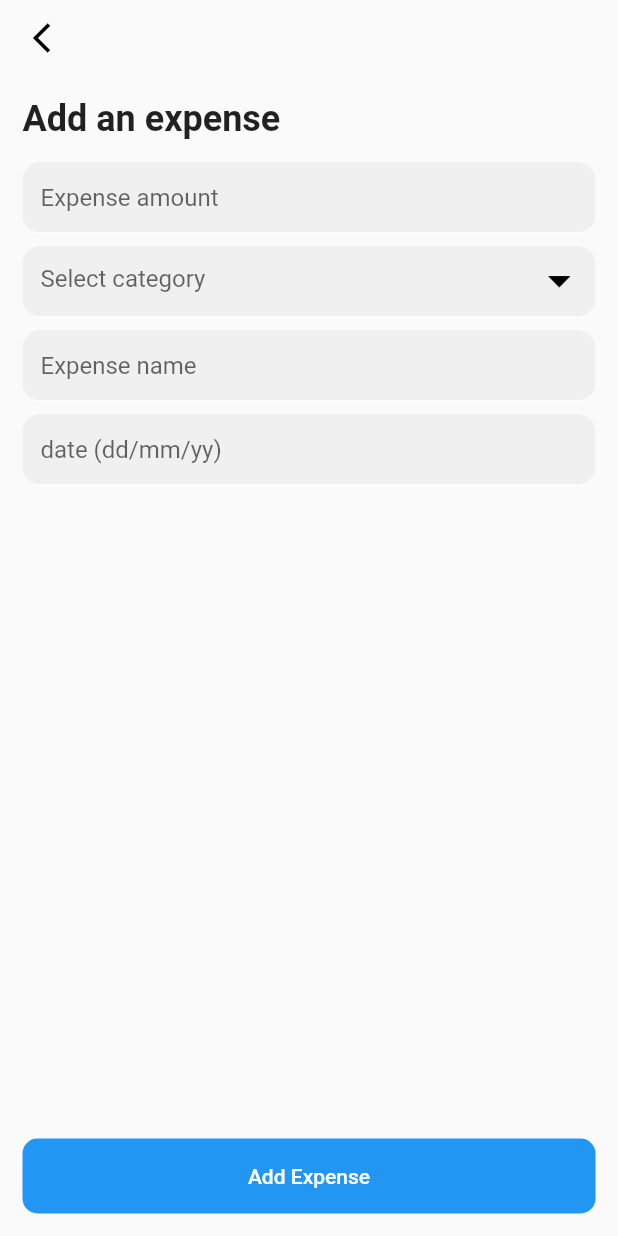
After one commit to ernestkoko/xafe, a Flutter app: the AddExpensePage screen opened by its route, on a phone screen of 412 x 824 dp. The commit adds this screen. Run offline on Flutter 3.47's test engine with Material 2 defaults, Android fonts, the phone set to English and light mode, and no system bars; our stand-ins replace get.

Commit message:
Added add_expense page and made some changes

```diff
--- /dev/null
+++ b/lib/app/modules/add_expense_module/add_expense_page.dart
@@ -0,0 +1,62 @@
+import 'package:flutter/material.dart';
+import 'package:xafe/app/modules/signin_module/custom_text_field.dart';
+import 'package:xafe/app/widgets/app_bar.dart';
+import 'package:xafe/app/widgets/button.dart';
+import 'package:xafe/app/widgets/space.dart';
+import 'package:xafe/core/theme/text_styles.dart';
+
+class AddExpensePage extends StatelessWidget {
+  const AddExpensePage({Key? key}) : super(key: key);
+
+  @override
+  Widget build(BuildContext context) {
+    return Scaffold(
+      appBar: const CustomAppBar(),
+      body: Container(
+        padding: EdgeInsets.all(15),
+        child: Column(
+          mainAxisAlignment: MainAxisAlignment.spaceBetween,
+          children: [
+            Column(
+              crossAxisAlignment: CrossAxisAlignment.start,
+              children: [
+                Text(
+                  "Add an expense",
+                  style: AppTextStyles.regularBold.copyWith(fontSize: 24),
+                ),
+                Space.Y(15),
+                const CustomTextField(
+                  hintText: "Expense amount",
+                ),
+                Space.Y(8),
+                CustomTextField(
+                  onIconPressed: () {},
+                  hintText: "Select category",
+                  icon: Image.asset(
+                    "assets/img/dropdown.png",
+                    color: Colors.black,
+                    height: 15,
+                    width: 15,
+                  ),
+                ),
+                Space.Y(8),
+                const CustomTextField(
+                  hintText: "Expense name",
+                ),
+                Space.Y(8),
+                const CustomTextField(
+                  hintText: "date (dd/mm/yy)",
+                )
+              ],
+            ),
+            Row(
+              children: const [
+                Expanded(child: CustomButton("Add Expense")),
+              ],
+            )
+          ],
+        ),
+      ),
+    );
+  }
+}
--- /dev/null
+++ b/lib/app/modules/add_expense_module/add_expense_page_binding.dart
@@ -0,0 +1,9 @@
+import 'package:get/get.dart';
+import 'package:xafe/app/modules/add_expense_module/add_expense_page_controller.dart';
+
+class AddExpensePageBinding extends Bindings {
+  @override
+  void dependencies() {
+    Get.put(AddExpensePageController());
+  }
+}
--- /dev/null
+++ b/lib/app/modules/add_expense_module/add_expense_page_controller.dart
@@ -0,0 +1,3 @@
+import 'package:get/get.dart';
+
+class AddExpensePageController extends GetxController {}
--- a/lib/app/modules/home_module/home_page_controller.dart
+++ b/lib/app/modules/home_module/home_page_controller.dart
@@ -1,4 +1,5 @@
 import 'package:get/get.dart';
+import 'package:xafe/routes/routes.dart';
 
 class HomePageController extends GetxController{
 
@@ -7,6 +8,7 @@ class HomePageController extends GetxController{
   }
 
   void navigateToAddExpense(){
+    Get.toNamed(AppRoutes.addExpensePage);
 
   }
   void navigateToCreateBudget(){
--- a/lib/routes/pages.dart
+++ b/lib/routes/pages.dart
@@ -1,4 +1,6 @@
 import 'package:get/get.dart';
+import 'package:xafe/app/modules/add_expense_module/add_expense_page.dart';
+import 'package:xafe/app/modules/add_expense_module/add_expense_page_binding.dart';
 import 'package:xafe/app/modules/home_module/home_page.dart';
 import 'package:xafe/app/modules/home_module/home_page_binding.dart';
 import 'package:xafe/app/modules/landing_module/landing_page.dart';
@@ -25,8 +27,14 @@ abstract class AppPages {
       binding: SigninPageBinding(),
     ),
     GetPage(
-        name: AppRoutes.homePage,
-        page: () => HomePage(),
-        binding: HomePageBinding())
+      name: AppRoutes.homePage,
+      page: () => HomePage(),
+      binding: HomePageBinding(),
+    ),
+    GetPage(
+      name: AppRoutes.addExpensePage,
+      page: () => AddExpensePage(),
+      binding: AddExpensePageBinding(),
+    )
   ];
 }
--- a/lib/routes/routes.dart
+++ b/lib/routes/routes.dart
@@ -1,11 +1,11 @@
-
 /**
     Created by Ernest 03/08/2022
  */
 
-abstract class AppRoutes{
-  static const landingPage="/";
-  static const signupPage ="/signup_page";
+abstract class AppRoutes {
+  static const landingPage = "/";
+  static const signupPage = "/signup_page";
   static const signinPage = "/signin_page";
   static const homePage = "/home_page";
+  static const addExpensePage = "/add_expense_page";
 }
```
